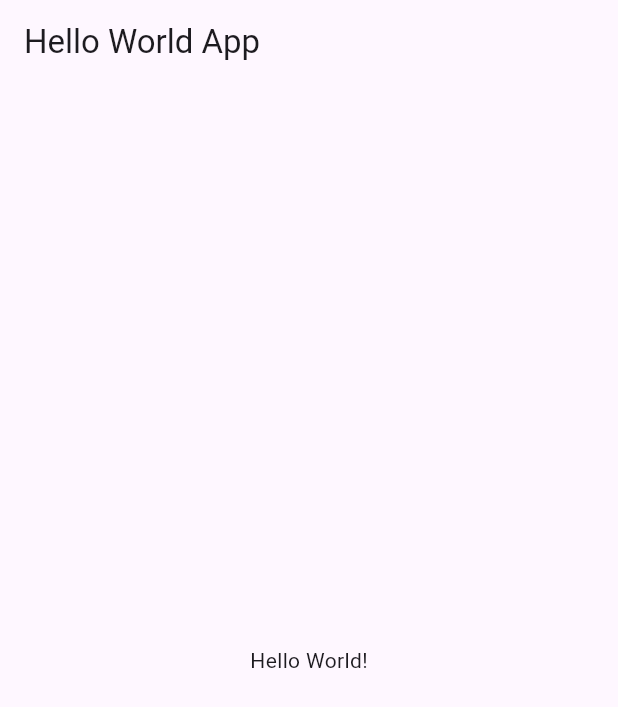
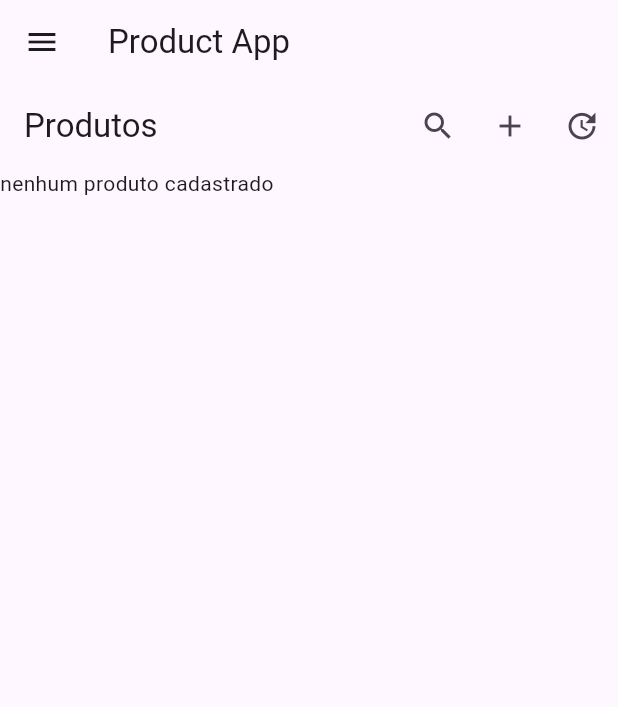
Before and after one commit to Ctrl-Enter-Development/ecommerce_front_PWII, a Flutter app: the screen it shows after launch, on a phone screen of 412 x 824 dp. Shown: the top 707 px of the screen. Run offline on Flutter 3.47's test engine with Material 3 defaults, Android fonts, the phone set to English and light mode, and no system bars; statements that could not run were skipped.

Commit message:
add folder and files

```diff
--- /dev/null
+++ b/lib/controllers/product_controller.dart
@@ -0,0 +1,43 @@
+import 'package:flutter/material.dart';
+import '../models/product.dart';
+import '../services/product_service.dart';
+
+class ProductController extends ChangeNotifier {
+  final ProductService _service = ProductService();
+  List<Product> _products = [];
+
+  List<Product> get products => _products;
+
+  // Função para carregar os produtos
+  Future<void> loadProducts() async {
+    try {
+      _products = await _service.getProducts();
+      notifyListeners();
+    } catch (e) {
+      print('Error loading products: $e');
+    }
+  }
+
+  // Função para adicionar um novo produto
+  Future<void> addProduct(Product product) async {
+    try {
+      final addedProduct = await _service.addProduct(product);
+      _products.add(addedProduct);
+      notifyListeners();
+    } catch (e) {
+      print('Error adding product: $e');
+    }
+  }
+
+  // Função para remover um produto
+
+  Future<void> removeProduct(int id) async {
+    try {
+      await _service.removeProduct(id);
+      _products.removeWhere((product) => product.id == id);
+      notifyListeners();
+    } catch (e) {
+      print('Error deleting product: $e');
+    }
+  }
+}
--- a/lib/main.dart
+++ b/lib/main.dart
@@ -1,21 +1,80 @@
 import 'package:flutter/material.dart';
+import 'package:provider/provider.dart';
+import 'controllers/product_controller.dart';
+import 'controllers/category_controller.dart';
+import 'screens/product_list_screen.dart';
+import 'screens/category_list_screen.dart'; // Importe a tela de categorias
 
 void main() {
-  runApp(MyApp());
+  runApp(
+    MultiProvider(
+      providers: [
+        ChangeNotifierProvider(create: (_) => ProductController()),
+        ChangeNotifierProvider(create: (_) => CategoryController()),
+      ],
+      child: MyApp(),
+    ),
+  );
 }
 
 class MyApp extends StatelessWidget {
   @override
   Widget build(BuildContext context) {
     return MaterialApp(
-      home: Scaffold(
-        appBar: AppBar(
-          title: Text('Hello World App'),
-        ),
-        body: Center(
-          child: Text('Hello World!'),
-        ),
+      title: 'Product App',
+      theme: ThemeData(
+        primarySwatch: Colors.blue,
       ),
+      home: HomeScreen(), // Use o HomeScreen como tela inicial
     );
   }
 }
+
+class HomeScreen extends StatelessWidget {
+  @override
+  Widget build(BuildContext context) {
+    return Scaffold(
+      appBar: AppBar(
+        title: Text('Product App'),
+      ),
+      drawer: Drawer(
+        child: ListView(
+          padding: EdgeInsets.zero,
+          children: <Widget>[
+            DrawerHeader(
+              child: Text(
+                'Menu',
+                style: TextStyle(
+                  color: Colors.white,
+                  fontSize: 24,
+                ),
+              ),
+              decoration: BoxDecoration(
+                color: Colors.blue,
+              ),
+            ),
+            ListTile(
+              title: Text('Produtos'),
+              onTap: () {
+                Navigator.pushReplacement(
+                  context,
+                  MaterialPageRoute(builder: (context) => ProductListScreen()),
+                );
+              },
+            ),
+            ListTile(
+              title: Text('Categorias'),
+              onTap: () {
+                Navigator.pushReplacement(
+                  context,
+                  MaterialPageRoute(builder: (context) => CategoryListScreen()),
+                );
+              },
+            ),
+          ],
+        ),
+      ),
+      body: ProductListScreen(), // Tela padrão inicial
+    );
+  }
+}
--- /dev/null
+++ b/lib/models/product.dart
@@ -0,0 +1,23 @@
+class Product {
+  final int id;
+  final String name;
+  final double price;
+
+  Product({required this.id, required this.name, required this.price});
+
+  factory Product.fromJson(Map<String, dynamic> json) {
+    return Product(
+      id: json['id'],
+      name: json['name'],
+      price: json['price'],
+    );
+  }
+
+  Map<String, dynamic> toJson() {
+    return {
+      'id': id,
+      'name': name,
+      'price': price,
+    };
+  }
+}
--- /dev/null
+++ b/lib/repositories/product_repository.dart
@@ -0,0 +1,21 @@
+import '../models/product.dart';
+
+class ProductRepository {
+  final List<Product> _products = [];
+
+  // Busca todos os produtos
+  Future<List<Product>> fetchProducts() async {
+    return List.from(_products); // Retorna uma cópia da lista de produtos
+  }
+
+  // Cria e adiciona um novo produto à lista
+  Future<Product> createProduct(Product product) async {
+    _products.add(product);
+    return product; // Retorna o produto criado
+  }
+
+  // Remove um produto da lista pelo ID
+  Future<void> deleteProduct(int id) async {
+    _products.removeWhere((product) => product.id == id);
+  }
+}
--- /dev/null
+++ b/lib/screens/product_list_screen.dart
@@ -0,0 +1,59 @@
+import 'package:flutter/material.dart';
+import 'package:provider/provider.dart'; // Para gerenciar o estado com o controller
+import '../controllers/product_controller.dart';
+import '../widgets/product_card.dart';
+import 'add_product_popup.dart'; // A tela de adicionar produto
+
+class ProductListScreen extends StatelessWidget {
+  @override
+  Widget build(BuildContext context) {
+    // Carregar os produtos quando a tela for construída
+    final controller = Provider.of<ProductController>(context, listen: false);
+    controller.loadProducts();
+
+    return Scaffold(
+      appBar: AppBar(
+        title: Text("Produtos"),
+        actions: [
+          IconButton(
+            icon: Icon(Icons.search),
+            onPressed: () {
+              // Implementar a funcionalidade de pesquisa
+            },
+          ),
+          IconButton(
+            icon: Icon(Icons.add),
+            onPressed: () {
+              // Abrir a tela de adicionar produto em um popup
+              showDialog(
+                context: context,
+                builder: (BuildContext context) {
+                  return AddProductPopup();
+                },
+              );
+            },
+          ),
+          IconButton(
+            icon: Icon(Icons.update),
+            onPressed: () {
+              // Implementar a funcionalidade de pesquisa
+            },
+          ),
+        ],
+      ),
+      body: Consumer<ProductController>(
+        builder: (context, controller, child) {
+          if (controller.products.isEmpty) {
+            return const Text("nenhum produto cadastrado");
+          }
+          return ListView.builder(
+            itemCount: controller.products.length,
+            itemBuilder: (context, index) {
+              return ProductCard(product: controller.products[index]);
+            },
+          );
+        },
+      ),
+    );
+  }
+}
--- /dev/null
+++ b/lib/services/product_service.dart
@@ -0,0 +1,18 @@
+import '../models/product.dart';
+import '../repositories/product_repository.dart';
+
+class ProductService {
+  final ProductRepository _repository = ProductRepository();
+
+  Future<List<Product>> getProducts() {
+    return _repository.fetchProducts();
+  }
+
+  Future<Product> addProduct(Product product) {
+    return _repository.createProduct(product);
+  }
+
+  Future<void> removeProduct(int id) {
+    return _repository.deleteProduct(id);
+  }
+}
--- /dev/null
+++ b/lib/widgets/product_card.dart
@@ -0,0 +1,27 @@
+import 'package:flutter/material.dart';
+import '../models/product.dart';
+import 'package:provider/provider.dart';
+import '../controllers/product_controller.dart';
+
+class ProductCard extends StatelessWidget {
+  final Product product;
+
+  ProductCard({required this.product}) : super(key: ValueKey(product.id));
+
+  @override
+  Widget build(BuildContext context) {
+    return Card(
+      child: ListTile(
+        title: Text(product.name),
+        subtitle: Text('\$${product.price.toStringAsFixed(2)}'),
+        trailing: IconButton(
+          icon: Icon(Icons.delete),
+          onPressed: () {
+            Provider.of<ProductController>(context, listen: false)
+                .removeProduct(product.id);
+          },
+        ),
+      ),
+    );
+  }
+}
```
Also changed, not shown: lib/screens/add_product_popup.dart (added, +75 -0 lines), pubspec.yaml (+6 -71 lines).
